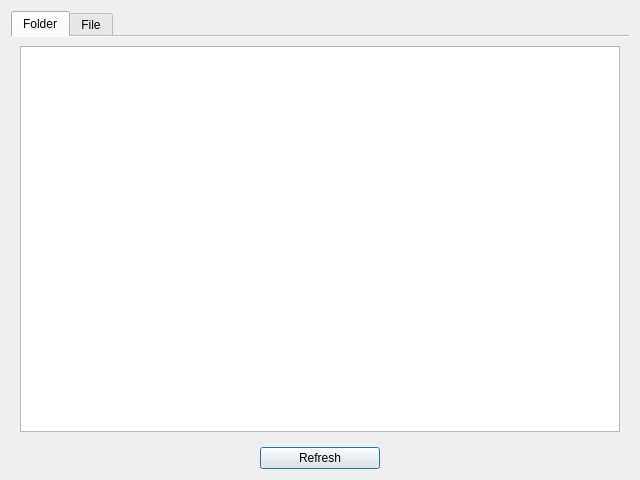
Before: the Qt Designer form Gui/Dialogs/DialogDebugFileMonitor.ui in fxdeniz/NeSync, drawn with Qt 5.
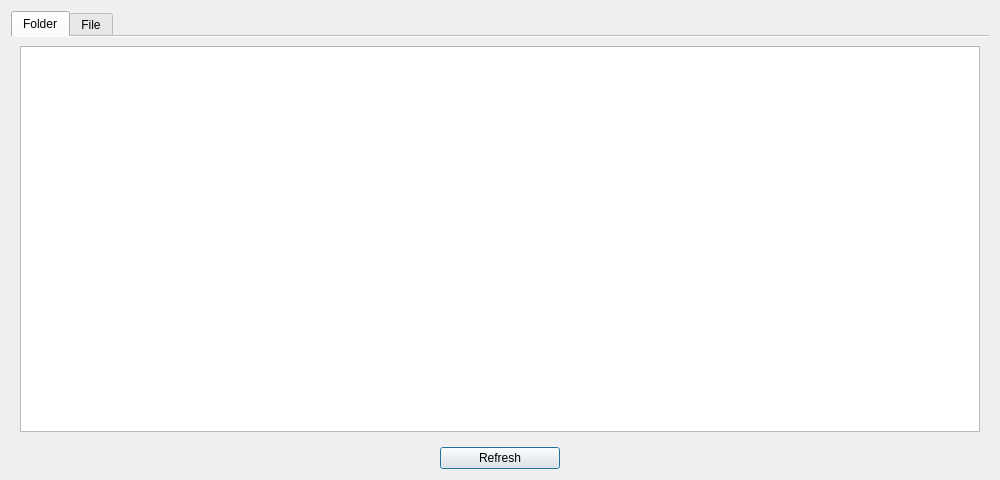
After: the same form once the commit is applied.

Commit message: improve fundamental usability of `DialogDebugFileMonitor.ui`

Diff of the .ui file:
```diff
--- a/Gui/Dialogs/DialogDebugFileMonitor.ui
+++ b/Gui/Dialogs/DialogDebugFileMonitor.ui
@@ -6,10 +6,16 @@
    <rect>
     <x>0</x>
     <y>0</y>
-    <width>640</width>
+    <width>1000</width>
     <height>480</height>
    </rect>
   </property>
+  <property name="minimumSize">
+   <size>
+    <width>320</width>
+    <height>240</height>
+   </size>
+  </property>
   <property name="windowTitle">
    <string>Dialog</string>
   </property>
@@ -28,7 +34,11 @@
       </attribute>
       <layout class="QVBoxLayout" name="verticalLayout_2">
        <item>
-        <widget class="QTableView" name="tableViewFolder"/>
+        <widget class="QTableView" name="tableViewFolder">
+         <property name="alternatingRowColors">
+          <bool>true</bool>
+         </property>
+        </widget>
        </item>
       </layout>
      </widget>
```
Left out of the diff: 6 changed lines with no effect on the pictures. The commit also changes 5 other files.
